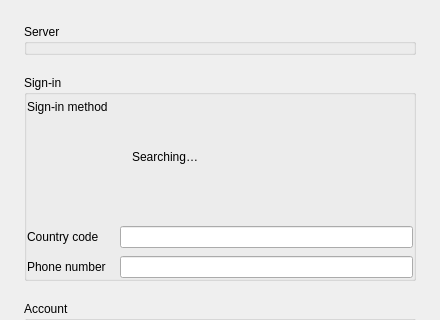
Above: presentation/dialogs/settingwindow/settingwindow.ui from wtalioy/JustConnect before the change; both pictures show x 0 to 440 and y 0 to 320 of the 440 by 600 pixel window. Below: the same form after it.
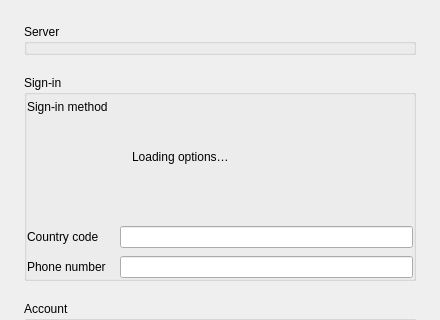
That is the form after the change. The open tabs and pages were chosen to show the change.

Commit message: fix: clarify that sign-in options come from the server

```diff
--- a/presentation/dialogs/settingwindow/settingwindow.ui
+++ b/presentation/dialogs/settingwindow/settingwindow.ui
@@ -93,7 +93,7 @@
                 <property name="spacing"><number>8</number></property>
                 <item>
                  <widget class="QLabel" name="authQueryProgress">
-                  <property name="text"><string>Searching…</string></property>
+                  <property name="text"><string>Loading options…</string></property>
                   <property name="secondary" stdset="0"><bool>true</bool></property>
                  </widget>
                 </item>
```
Left out of the diff: 4 changed lines with no effect on the pictures. The commit also changes 7 other files.
